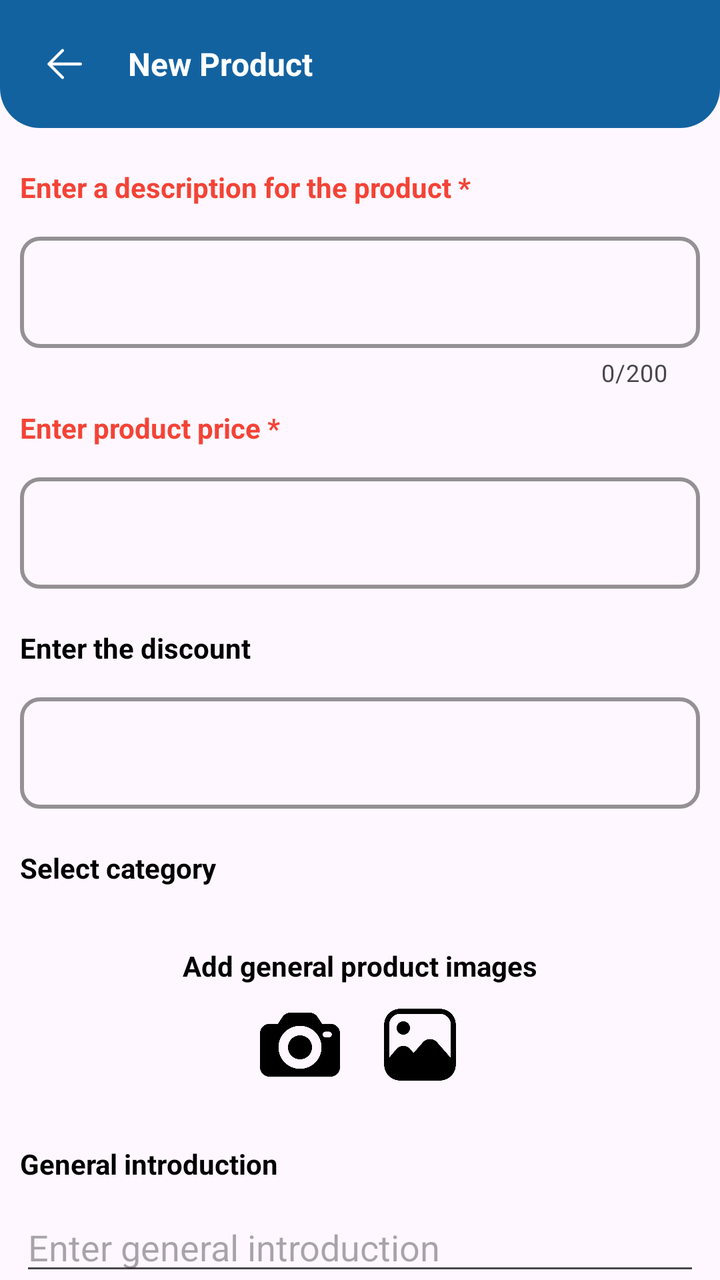
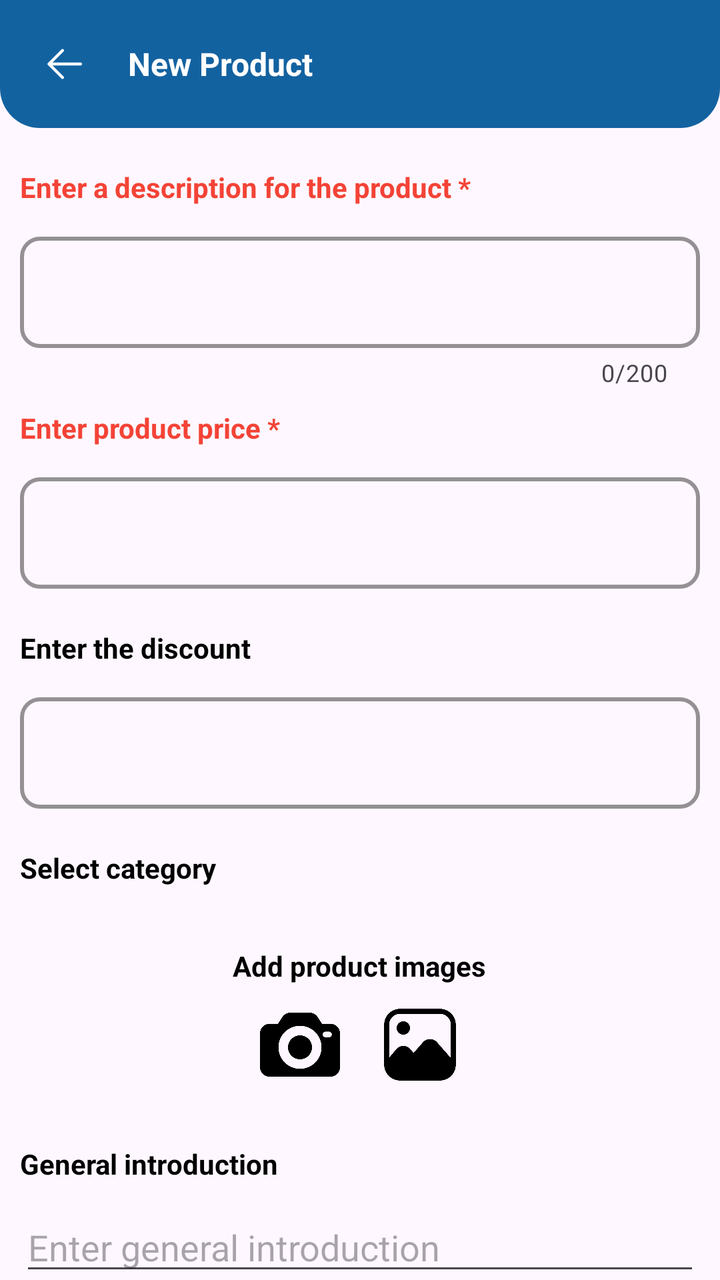

An Android layout rendered at two revisions. The XML below is the earlier revision; the diff shows what the commit changed to produce the second picture.
<!-- AndroidManifest.xml: application theme Theme.ShoppingApp -->
<!-- res/layout/fragment_post_product.xml -->
<?xml version="1.0" encoding="utf-8"?>
<LinearLayout xmlns:android="http://schemas.android.com/apk/res/android"
    xmlns:app="http://schemas.android.com/apk/res-auto"
    xmlns:tools="http://schemas.android.com/tools"
    android:layout_width="match_parent"
    android:layout_height="match_parent"
    android:orientation="vertical"
    tools:context=".ui.view.fragment.seller.PostProductFragment">

    <LinearLayout
        android:id="@+id/linear_app_bar"
        android:layout_width="match_parent"
        android:layout_height="wrap_content"
        android:background="@drawable/border_under"
        android:backgroundTint="@color/button_color"
        android:fitsSystemWindows="true"
        android:orientation="horizontal"
        android:padding="10dp">

        <ImageView
            android:id="@+id/img_back"
            android:layout_width="wrap_content"
            android:layout_height="wrap_content"
            android:layout_marginStart="10dp"
            android:layout_marginTop="10dp"
            android:layout_marginBottom="10dp"
            android:importantForAccessibility="no"
            android:src="@drawable/icon_back"
            app:tint="@color/white" />

        <com.google.android.material.textview.MaterialTextView
            android:layout_width="0dp"
            android:layout_height="wrap_content"
            android:layout_gravity="center_vertical"
            android:layout_marginStart="20dp"
            android:layout_weight="1"
            android:text="@string/post_product"
            android:textColor="@color/white"
            android:textSize="16sp"
            android:textStyle="bold" />

    </LinearLayout>

    <androidx.core.widget.NestedScrollView
        android:layout_width="match_parent"
        android:layout_height="wrap_content"
        android:orientation="vertical">

        <LinearLayout
            android:layout_width="match_parent"
            android:layout_height="wrap_content"
            android:orientation="vertical">

            <com.google.android.material.textview.MaterialTextView
                android:layout_width="wrap_content"
                android:layout_height="wrap_content"
                android:layout_marginStart="10dp"
                android:layout_marginTop="20dp"
                android:text="@string/enter_a_description_for_the_product"
                android:textColor="@color/red"
                android:textStyle="bold" />

            <com.google.android.material.textfield.TextInputLayout
                android:layout_width="match_parent"
                android:layout_height="wrap_content"
                android:layout_marginStart="10dp"
                android:layout_marginTop="10dp"
                android:layout_marginEnd="10dp"
                app:boxCornerRadiusBottomEnd="10dp"
                app:boxCornerRadiusBottomStart="10dp"
                app:boxCornerRadiusTopEnd="10dp"
                app:boxCornerRadiusTopStart="10dp"
                app:boxStrokeColor="@color/button_color"
                app:boxStrokeWidth="2dp"
                app:boxStrokeWidthFocused="2dp"
                app:counterEnabled="true"
                app:counterMaxLength="200"
                app:endIconMode="clear_text">

                <com.google.android.material.textfield.TextInputEditText
                    android:id="@+id/edt_description"
                    android:layout_width="match_parent"
                    android:layout_height="wrap_content"
                    android:maxLength="200" />

            </com.google.android.material.textfield.TextInputLayout>

            <com.google.android.material.textview.MaterialTextView
                android:layout_width="wrap_content"
                android:layout_height="wrap_content"
                android:layout_marginStart="10dp"
                android:layout_marginTop="10dp"
                android:text="@string/enter_product_price"
                android:textColor="@color/red"
                android:textStyle="bold" />

            <com.google.android.material.textfield.TextInputLayout
                android:layout_width="match_parent"
                android:layout_height="wrap_content"
                android:layout_marginStart="10dp"
                android:layout_marginTop="10dp"
                android:layout_marginEnd="10dp"
                app:boxCornerRadiusBottomEnd="10dp"
                app:boxCornerRadiusBottomStart="10dp"
                app:boxCornerRadiusTopEnd="10dp"
                app:boxCornerRadiusTopStart="10dp"
                app:boxStrokeColor="@color/button_color"
                app:boxStrokeWidth="2dp"
                app:boxStrokeWidthFocused="2dp"
                app:endIconMode="clear_text">

                <com.google.android.material.textfield.TextInputEditText
                    android:id="@+id/edt_product_price"
                    android:layout_width="match_parent"
                    android:layout_height="wrap_content"
                    android:inputType="number" />

            </com.google.android.material.textfield.TextInputLayout>

            <com.google.android.material.textview.MaterialTextView
                android:layout_width="wrap_content"
                android:layout_height="wrap_content"
                android:layout_marginStart="10dp"
                android:layout_marginTop="20dp"
                android:text="@string/enter_the_discount"
                android:textColor="@color/black"
                android:textStyle="bold" />

            <com.google.android.material.textfield.TextInputLayout
                android:id="@+id/txt_layout_discount"
                android:layout_width="match_parent"
                android:layout_height="wrap_content"
                android:layout_marginStart="10dp"
                android:layout_marginTop="10dp"
                android:layout_marginEnd="10dp"
                app:boxCornerRadiusBottomEnd="10dp"
                app:boxCornerRadiusBottomStart="10dp"
                app:boxCornerRadiusTopEnd="10dp"
                app:boxCornerRadiusTopStart="10dp"
                app:boxStrokeColor="@color/button_color"
                app:boxStrokeWidth="2dp"
                app:boxStrokeWidthFocused="2dp"
                app:endIconMode="clear_text">

                <com.google.android.material.textfield.TextInputEditText
                    android:id="@+id/edt_discount"
                    android:layout_width="match_parent"
                    android:layout_height="wrap_content"
                    android:inputType="number"
                    android:maxLength="3" />

            </com.google.android.material.textfield.TextInputLayout>

            <com.google.android.material.textview.MaterialTextView
                android:layout_width="wrap_content"
                android:layout_height="wrap_content"
                android:layout_marginStart="10dp"
                android:layout_marginTop="20dp"
                android:text="@string/select_category"
                android:textColor="@color/black"
                android:textStyle="bold" />

            <androidx.recyclerview.widget.RecyclerView
                android:id="@+id/recycler_view_category"
                android:layout_width="match_parent"
                android:layout_height="wrap_content"
                android:layout_marginStart="10dp"
                android:layout_marginTop="10dp"
                android:layout_marginEnd="10dp" />

            <com.google.android.material.textview.MaterialTextView
                android:layout_width="wrap_content"
                android:layout_height="wrap_content"
                android:layout_gravity="center_horizontal"
                android:layout_marginTop="20dp"
                android:text="@string/add_product_images"
                android:textColor="@color/black"
                android:textStyle="bold" />

            <LinearLayout
                android:layout_width="wrap_content"
                android:layout_height="wrap_content"
                android:layout_gravity="center_horizontal"
                android:layout_marginTop="10dp"
                android:orientation="horizontal">

                <androidx.appcompat.widget.AppCompatImageView
                    android:id="@+id/img_take_photo"
                    android:layout_width="40dp"
                    android:layout_height="40dp"
                    app:srcCompat="@drawable/icon_photo_camera" />

                <androidx.appcompat.widget.AppCompatImageView
                    android:id="@+id/img_gallery"
                    android:layout_width="40dp"
                    android:layout_height="40dp"
                    android:layout_marginStart="20dp"
                    app:srcCompat="@drawable/icon_from_gallery" />

            </LinearLayout>

            <androidx.recyclerview.widget.RecyclerView
                android:id="@+id/recycler_view_image"
                android:layout_width="match_parent"
                android:layout_height="wrap_content"
                android:layout_marginStart="10dp"
                android:layout_marginTop="10dp"
                android:layout_marginEnd="10dp" />

            <com.google.android.material.textview.MaterialTextView
                android:layout_width="match_parent"
                android:layout_height="wrap_content"
                android:layout_marginStart="10dp"
                android:layout_marginTop="20dp"
                android:text="@string/general_introduction"
                android:textColor="@color/black"
                android:textStyle="bold" />

            <androidx.appcompat.widget.AppCompatEditText
                android:id="@+id/edt_introduction"
                android:layout_width="match_parent"
                android:layout_height="wrap_content"
                android:layout_marginStart="10dp"
                android:layout_marginTop="10dp"
                android:layout_marginEnd="10dp"
                android:hint="@string/enter_general_introduction"
                android:inputType="textMultiLine" />

            <com.google.android.material.button.MaterialButton
                android:id="@+id/bt_add_product_detail"
                android:layout_width="wrap_content"
                android:layout_height="wrap_content"
                android:layout_gravity="center_horizontal"
                android:layout_marginTop="20dp"
                android:text="@string/add_product_details"
                android:textColor="@color/white"
                app:backgroundTint="@color/button_color"
                app:cornerRadius="10dp" />

        </LinearLayout>

    </androidx.core.widget.NestedScrollView>

</LinearLayout>
<!-- resources referenced by this layout -->
<resources>
  <color name="black">#FF000000</color>
  <color name="button_color">#1362A0</color>
  <color name="red">#F44336</color>
  <color name="white">#FFFFFFFF</color>
  <!-- drawable border_under (drawable) -->
  <?xml version="1.0" encoding="utf-8"?>
  <shape xmlns:android="http://schemas.android.com/apk/res/android"
      android:shape="rectangle">
  
      <corners android:bottomLeftRadius="20dp"
          android:bottomRightRadius="20dp"/>
  
  </shape>
  <!-- drawable icon_back (drawable) -->
  <vector xmlns:android="http://schemas.android.com/apk/res/android"
      android:width="24dp"
      android:height="24dp"
      android:viewportWidth="24"
      android:viewportHeight="24">
    <path
        android:pathData="M5.25,11.25H20.25C20.449,11.25 20.64,11.329 20.78,11.47C20.921,11.61 21,11.801 21,12C21,12.199 20.921,12.39 20.78,12.53C20.64,12.671 20.449,12.75 20.25,12.75H5.25C5.051,12.75 4.86,12.671 4.72,12.53C4.579,12.39 4.5,12.199 4.5,12C4.5,11.801 4.579,11.61 4.72,11.47C4.86,11.329 5.051,11.25 5.25,11.25Z"
        android:fillColor="#000000"/>
    <path
        android:pathData="M5.561,12L11.781,18.219C11.922,18.36 12.001,18.551 12.001,18.75C12.001,18.949 11.922,19.14 11.781,19.281C11.64,19.422 11.449,19.501 11.25,19.501C11.051,19.501 10.86,19.422 10.719,19.281L3.969,12.531C3.899,12.461 3.844,12.378 3.806,12.287C3.768,12.196 3.749,12.099 3.749,12C3.749,11.901 3.768,11.804 3.806,11.712C3.844,11.621 3.899,11.539 3.969,11.469L10.719,4.719C10.86,4.578 11.051,4.499 11.25,4.499C11.449,4.499 11.64,4.578 11.781,4.719C11.922,4.86 12.001,5.051 12.001,5.25C12.001,5.449 11.922,5.64 11.781,5.781L5.561,12Z"
        android:fillColor="#000000"/>
  </vector>
  <!-- drawable icon_from_gallery: png bitmap (drawable, 10393 bytes) -->
  <!-- drawable icon_photo_camera: png bitmap (drawable, 13300 bytes) -->
  <string name="add_product_details">Add product details</string>
  <string name="add_product_images">Add general product images</string>
  <string name="enter_a_description_for_the_product">Enter a description for the product *</string>
  <string name="enter_general_introduction">Enter general introduction</string>
  <string name="enter_product_price">Enter product price *</string>
  <string name="enter_the_discount">Enter the discount</string>
  <string name="general_introduction">General introduction</string>
  <string name="post_product">New Product</string>
  <string name="select_category">Select category</string>
  <style name="Theme.ShoppingApp" parent="Base.Theme.ShoppingApp" />
  <style name="Base.Theme.ShoppingApp" parent="Theme.Material3.DayNight.NoActionBar">
          
          
      </style>
</resources>

<!-- the commit's change to res/layout/fragment_post_product.xml (unified diff, before → after) -->
@@ -168,44 +168,11 @@
                 android:layout_marginTop="10dp"
                 android:layout_marginEnd="10dp" />
 
-            <com.google.android.material.textview.MaterialTextView
-                android:layout_width="wrap_content"
-                android:layout_height="wrap_content"
-                android:layout_gravity="center_horizontal"
-                android:layout_marginTop="20dp"
-                android:text="@string/add_product_images"
-                android:textColor="@color/black"
-                android:textStyle="bold" />
-
-            <LinearLayout
-                android:layout_width="wrap_content"
-                android:layout_height="wrap_content"
-                android:layout_gravity="center_horizontal"
-                android:layout_marginTop="10dp"
-                android:orientation="horizontal">
-
-                <androidx.appcompat.widget.AppCompatImageView
-                    android:id="@+id/img_take_photo"
-                    android:layout_width="40dp"
-                    android:layout_height="40dp"
-                    app:srcCompat="@drawable/icon_photo_camera" />
-
-                <androidx.appcompat.widget.AppCompatImageView
-                    android:id="@+id/img_gallery"
-                    android:layout_width="40dp"
-                    android:layout_height="40dp"
-                    android:layout_marginStart="20dp"
-                    app:srcCompat="@drawable/icon_from_gallery" />
-
-            </LinearLayout>
-
-            <androidx.recyclerview.widget.RecyclerView
-                android:id="@+id/recycler_view_image"
-                android:layout_width="match_parent"
-                android:layout_height="wrap_content"
-                android:layout_marginStart="10dp"
-                android:layout_marginTop="10dp"
-                android:layout_marginEnd="10dp" />
+            <include
+                android:id="@+id/layout_add_image"
+                layout="@layout/layout_add_image"
+                android:layout_width="match_parent"
+                android:layout_height="wrap_content" />
 
             <com.google.android.material.textview.MaterialTextView
                 android:layout_width="match_parent"
@@ -242,3 +209,51 @@
     </androidx.core.widget.NestedScrollView>
 
 </LinearLayout>
+<!-- res/layout/layout_add_image.xml (included above) -->
+<?xml version="1.0" encoding="utf-8"?>
+<LinearLayout xmlns:android="http://schemas.android.com/apk/res/android"
+    android:layout_width="match_parent"
+    android:layout_height="wrap_content"
+    xmlns:app="http://schemas.android.com/apk/res-auto"
+    android:orientation="vertical">
+
+    <com.google.android.material.textview.MaterialTextView
+        android:layout_width="wrap_content"
+        android:layout_height="wrap_content"
+        android:layout_gravity="center_horizontal"
+        android:layout_marginTop="20dp"
+        android:text="@string/add_product_images"
+        android:textColor="@color/black"
+        android:textStyle="bold" />
+
+    <LinearLayout
+        android:layout_width="wrap_content"
+        android:layout_height="wrap_content"
+        android:layout_gravity="center_horizontal"
+        android:layout_marginTop="10dp"
+        android:orientation="horizontal">
+
+        <androidx.appcompat.widget.AppCompatImageView
+            android:id="@+id/img_take_photo"
+            android:layout_width="40dp"
+            android:layout_height="40dp"
+            app:srcCompat="@drawable/icon_photo_camera" />
+
+        <androidx.appcompat.widget.AppCompatImageView
+            android:id="@+id/img_gallery"
+            android:layout_width="40dp"
+            android:layout_height="40dp"
+            android:layout_marginStart="20dp"
+            app:srcCompat="@drawable/icon_from_gallery" />
+
+    </LinearLayout>
+
+    <androidx.recyclerview.widget.RecyclerView
+        android:id="@+id/recycler_view_image"
+        android:layout_width="match_parent"
+        android:layout_height="wrap_content"
+        android:layout_marginStart="10dp"
+        android:layout_marginTop="10dp"
+        android:layout_marginEnd="10dp" />
+
+</LinearLayout>
<!-- resource entries referenced after the edit -->
@@ -29,7 +29,7 @@
   <!-- drawable icon_from_gallery: png bitmap (drawable, 10393 bytes) -->
   <!-- drawable icon_photo_camera: png bitmap (drawable, 13300 bytes) -->
   <string name="add_product_details">Add product details</string>
-  <string name="add_product_images">Add general product images</string>
+  <string name="add_product_images">Add product images</string>
   <string name="enter_a_description_for_the_product">Enter a description for the product *</string>
   <string name="enter_general_introduction">Enter general introduction</string>
   <string name="enter_product_price">Enter product price *</string>
